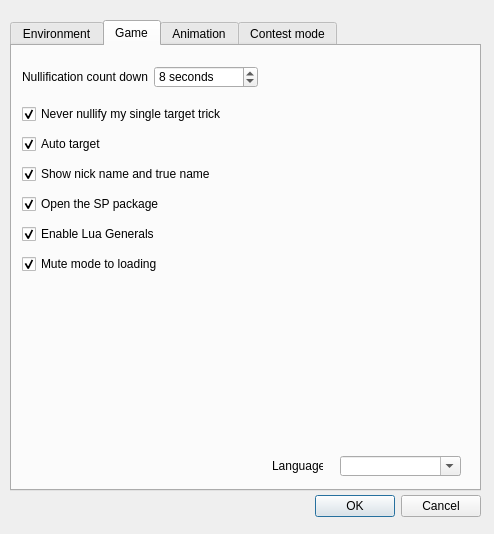
Above: src/dialog/configdialog.ui from wy19890204/Shuihusha before the change. Below: the same form after it.
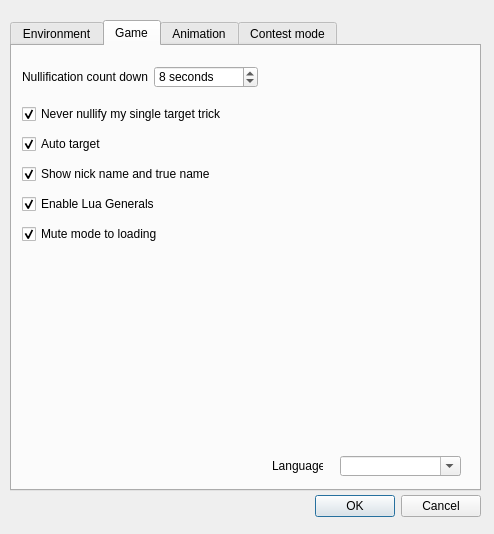
That is the form after the change. The open tabs and pages were chosen to show the change.

Commit message: 销毁SPOpen功能

The edit to the form file:
```diff
--- a/src/dialog/configdialog.ui
+++ b/src/dialog/configdialog.ui
@@ -561,30 +561,11 @@
       <bool>true</bool>
      </property>
     </widget>
-    <widget class="QCheckBox" name="spOpen">
-     <property name="geometry">
-      <rect>
-       <x>10</x>
-       <y>150</y>
-       <width>239</width>
-       <height>16</height>
-      </rect>
-     </property>
-     <property name="whatsThis">
-      <string>hint: sp</string>
-     </property>
-     <property name="text">
-      <string>Open the SP package</string>
-     </property>
-     <property name="checked">
-      <bool>true</bool>
-     </property>
-    </widget>
     <widget class="QCheckBox" name="enableLua">
      <property name="geometry">
       <rect>
        <x>10</x>
-       <y>180</y>
+       <y>150</y>
        <width>239</width>
        <height>16</height>
       </rect>
@@ -603,7 +584,7 @@
      <property name="geometry">
       <rect>
        <x>10</x>
-       <y>210</y>
+       <y>180</y>
        <width>239</width>
        <height>16</height>
       </rect>
```
The commit also changes 10 other files.
